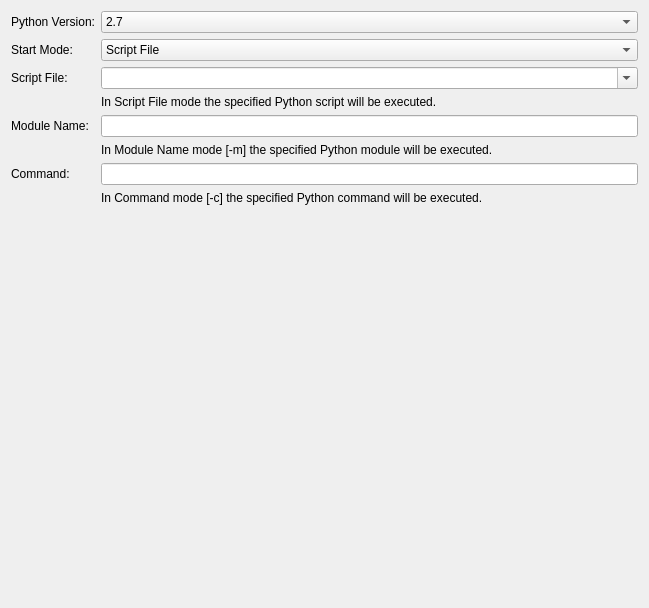
This is src/brickv/plugin_system/plugins/red/ui/new_program_python.ui in Tinkerforge/brickv as Qt 5 draws it before an edit. The edited form follows.
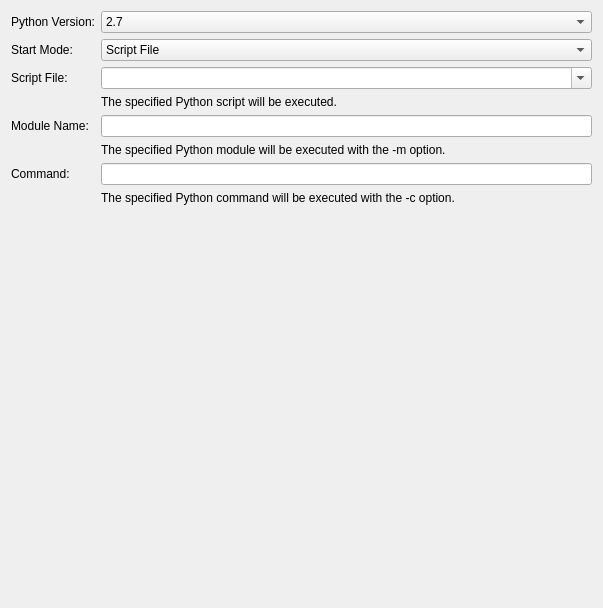
This is the edited form.

Patch:
```diff
--- a/src/brickv/plugin_system/plugins/red/ui/new_program_python.ui
+++ b/src/brickv/plugin_system/plugins/red/ui/new_program_python.ui
@@ -6,7 +6,7 @@
    <rect>
     <x>0</x>
     <y>0</y>
-    <width>649</width>
+    <width>603</width>
     <height>608</height>
    </rect>
   </property>
@@ -94,7 +94,7 @@
      <item row="5" column="1" colspan="2">
       <widget class="QLabel" name="label_module_name_help">
        <property name="text">
-        <string>In Module Name mode [-m] the specified Python module will be executed.</string>
+        <string>The specified Python module will be executed with the -m option.</string>
        </property>
        <property name="wordWrap">
         <bool>true</bool>
@@ -104,7 +104,7 @@
      <item row="7" column="1" colspan="2">
       <widget class="QLabel" name="label_command_help">
        <property name="text">
-        <string>In Command mode [-c] the specified Python command will be executed.</string>
+        <string>The specified Python command will be executed with the -c option.</string>
        </property>
        <property name="wordWrap">
         <bool>true</bool>
@@ -114,7 +114,7 @@
      <item row="3" column="1" colspan="2">
       <widget class="QLabel" name="label_script_file_help">
        <property name="text">
-        <string>In Script File mode the specified Python script will be executed.</string>
+        <string>The specified Python script will be executed.</string>
        </property>
        <property name="wordWrap">
         <bool>true</bool>
```
Left out of the diff: 15 changed lines with no effect on the pictures.
